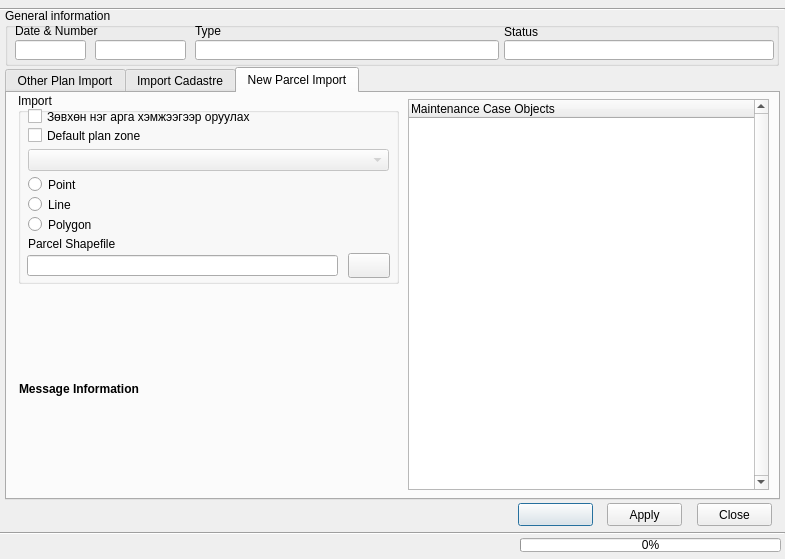
The window that view/PlanCaseDialog.ui (teamlm2/lm2_mgis) describes before a commit, drawn with Qt 5.
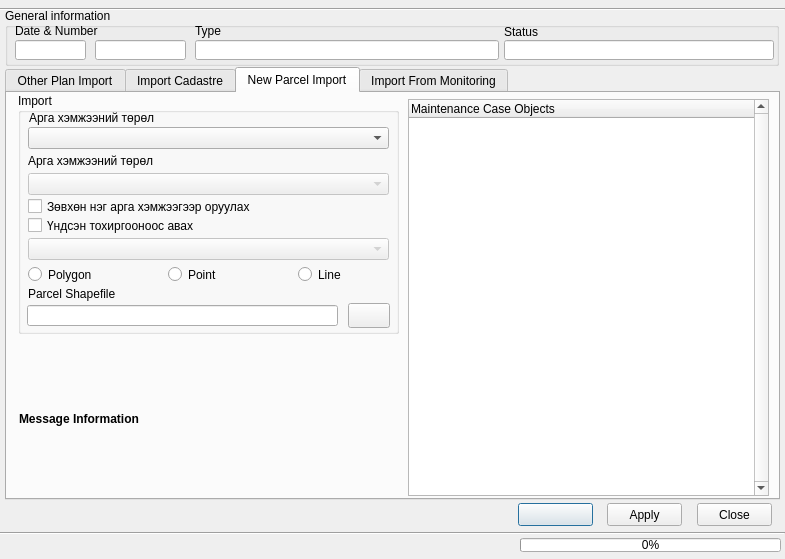
The same window after the commit. Icons and pictures are not drawn.

```diff
--- a/view/PlanCaseDialog.ui
+++ b/view/PlanCaseDialog.ui
@@ -801,7 +801,7 @@
        <x>401</x>
        <y>6</y>
        <width>361</width>
-       <height>391</height>
+       <height>397</height>
       </rect>
      </property>
      <property name="verticalScrollBarPolicy">
@@ -825,7 +825,7 @@
        <x>11</x>
        <y>0</y>
        <width>381</width>
-       <height>191</height>
+       <height>241</height>
       </rect>
      </property>
      <property name="title">
@@ -835,7 +835,7 @@
       <property name="geometry">
        <rect>
         <x>9</x>
-        <y>162</y>
+        <y>212</y>
         <width>311</width>
         <height>21</height>
        </rect>
@@ -848,7 +848,7 @@
       <property name="geometry">
        <rect>
         <x>10</x>
-        <y>143</y>
+        <y>193</y>
         <width>311</width>
         <height>16</height>
        </rect>
@@ -861,7 +861,7 @@
       <property name="geometry">
        <rect>
         <x>330</x>
-        <y>160</y>
+        <y>210</y>
         <width>42</width>
         <height>25</height>
        </rect>
@@ -877,8 +877,8 @@
      <widget class="QRadioButton" name="point_rbutton">
       <property name="geometry">
        <rect>
-        <x>10</x>
-        <y>83</y>
+        <x>150</x>
+        <y>173</y>
         <width>82</width>
         <height>17</height>
        </rect>
@@ -890,9 +890,9 @@
      <widget class="QRadioButton" name="line_rbutton">
       <property name="geometry">
        <rect>
-        <x>10</x>
-        <y>103</y>
-        <width>82</width>
+        <x>280</x>
+        <y>173</y>
+        <width>91</width>
         <height>17</height>
        </rect>
       </property>
@@ -907,7 +907,7 @@
       <property name="geometry">
        <rect>
         <x>10</x>
-        <y>123</y>
+        <y>173</y>
         <width>82</width>
         <height>17</height>
        </rect>
@@ -923,7 +923,7 @@
       <property name="geometry">
        <rect>
         <x>10</x>
-        <y>56</y>
+        <y>145</y>
         <width>361</width>
         <height>22</height>
        </rect>
@@ -936,7 +936,7 @@
       <property name="geometry">
        <rect>
         <x>10</x>
-        <y>15</y>
+        <y>105</y>
         <width>361</width>
         <height>17</height>
        </rect>
@@ -949,13 +949,68 @@
       <property name="geometry">
        <rect>
         <x>10</x>
+        <y>124</y>
+        <width>361</width>
+        <height>17</height>
+       </rect>
+      </property>
+      <property name="text">
+       <string>Үндсэн тохиргооноос авах</string>
+      </property>
+     </widget>
+     <widget class="QComboBox" name="shp_rigth_form_cbox">
+      <property name="enabled">
+       <bool>true</bool>
+      </property>
+      <property name="geometry">
+       <rect>
+        <x>10</x>
         <y>34</y>
-        <width>151</width>
-        <height>17</height>
+        <width>361</width>
+        <height>22</height>
        </rect>
       </property>
+      <property name="toolTip">
+       <string/>
+      </property>
+     </widget>
+     <widget class="QLabel" name="label_6">
+      <property name="geometry">
+       <rect>
+        <x>11</x>
+        <y>17</y>
+        <width>361</width>
+        <height>16</height>
+       </rect>
+      </property>
       <property name="text">
-       <string>Default plan zone</string>
+       <string>Арга хэмжээний төрөл</string>
+      </property>
+     </widget>
+     <widget class="QComboBox" name="cadastre_right_type_change_cbox_2">
+      <property name="enabled">
+       <bool>false</bool>
+      </property>
+      <property name="geometry">
+       <rect>
+        <x>10</x>
+        <y>80</y>
+        <width>361</width>
+        <height>22</height>
+       </rect>
+      </property>
+     </widget>
+     <widget class="QLabel" name="label_7">
+      <property name="geometry">
+       <rect>
+        <x>10</x>
+        <y>60</y>
+        <width>361</width>
+        <height>16</height>
+       </rect>
+      </property>
+      <property name="text">
+       <string>Арга хэмжээний төрөл</string>
       </property>
      </widget>
     </widget>
@@ -963,9 +1018,9 @@
      <property name="geometry">
       <rect>
        <x>12</x>
-       <y>200</y>
+       <y>250</y>
        <width>377</width>
-       <height>191</height>
+       <height>151</height>
       </rect>
      </property>
      <property name="font">
@@ -979,6 +1034,11 @@
      </property>
     </widget>
    </widget>
+   <widget class="QWidget" name="tab_4">
+    <attribute name="title">
+     <string>Import From Monitoring</string>
+    </attribute>
+   </widget>
   </widget>
   <widget class="QLabel" name="status_label">
    <property name="geometry">
```
